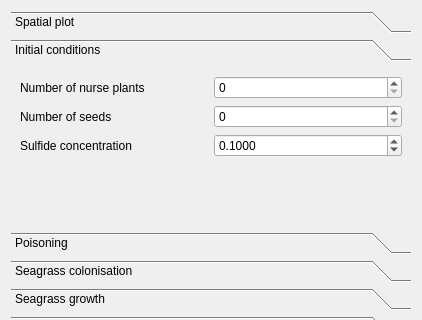
richelbilderbeek/korter_project, file qtmutualismbreakdownerparameterswidget.ui: the form before one commit; both pictures show x 0 to 422 and y 0 to 320 of the 422 by 807 pixel window.
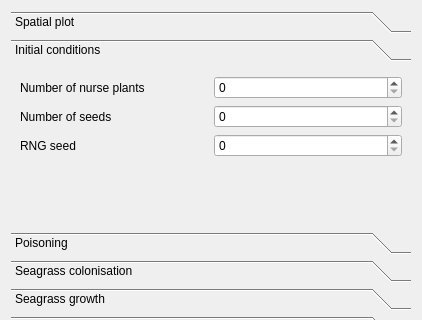
The form after the commit. Icons and pictures are not drawn.

Commit message: Add RNG seed, removed console version

Patch:
```diff
--- a/qtmutualismbreakdownerparameterswidget.ui
+++ b/qtmutualismbreakdownerparameterswidget.ui
@@ -119,13 +119,6 @@
        <string>Initial conditions</string>
       </attribute>
       <layout class="QGridLayout" name="gridLayout_8">
-       <item row="4" column="0">
-        <widget class="QLabel" name="label_initial_seagrass_concentration">
-         <property name="text">
-          <string>Sulfide concentration</string>
-         </property>
-        </widget>
-       </item>
        <item row="2" column="0">
         <widget class="QLabel" name="label_n_seeds">
          <property name="text">
@@ -133,22 +126,6 @@
          </property>
         </widget>
        </item>
-       <item row="4" column="1">
-        <widget class="QDoubleSpinBox" name="box_initial_sulfide_concentration">
-         <property name="decimals">
-          <number>4</number>
-         </property>
-         <property name="maximum">
-          <double>1000000.000000000000000</double>
-         </property>
-         <property name="singleStep">
-          <double>0.100000000000000</double>
-         </property>
-         <property name="value">
-          <double>0.100000000000000</double>
-         </property>
-        </widget>
-       </item>
        <item row="0" column="0">
         <widget class="QLabel" name="label_n_nurse_plants">
          <property name="text">
@@ -188,6 +165,16 @@
        <item row="2" column="1">
         <widget class="QSpinBox" name="box_n_seeds"/>
        </item>
+       <item row="3" column="1">
+        <widget class="QSpinBox" name="box_rng_seed"/>
+       </item>
+       <item row="3" column="0">
+        <widget class="QLabel" name="label_initial_seagrass_concentration">
+         <property name="text">
+          <string>RNG seed</string>
+         </property>
+        </widget>
+       </item>
       </layout>
      </widget>
      <widget class="QWidget" name="page_poisoning">
```
Left out of the diff: 30 changed lines with no effect on the pictures. The commit also changes 8 other files.
